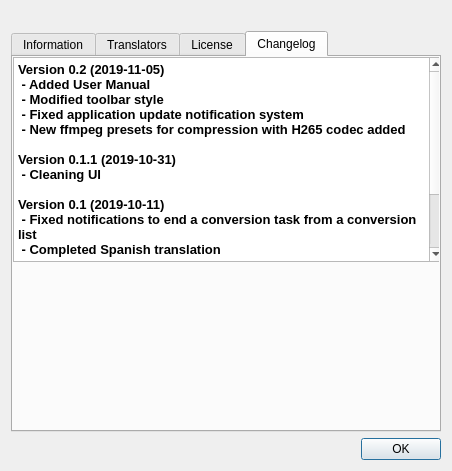
This is ui/aboutdialog.ui in swl-x/MystiQ as Qt 5 draws it before an edit. The edited form follows.
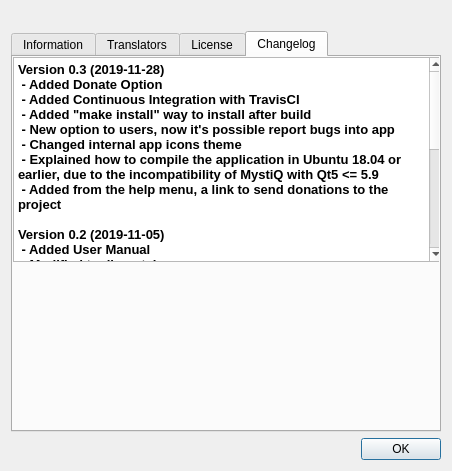
This is the edited form. The open tabs and pages were chosen to show the change. Icons and pictures are not drawn.

Commit message: Added Donate Option.  Added Continuous Integration with TravisCI. Added make install way to install after build. New option to users, now it's possible report bugs into app. Changed internal app icons theme. Explained how to compile the application in Ubuntu 18.04 or earlier, due to the incompatibility of MystiQ with Qt5 <= 5.9. Added from the help menu, a link to send donations to the project

Diff of the .ui file:
```diff
--- a/ui/aboutdialog.ui
+++ b/ui/aboutdialog.ui
@@ -196,11 +196,26 @@
          <height>205</height>
         </rect>
        </property>
+       <property name="frameShadow">
+        <enum>QFrame::Sunken</enum>
+       </property>
+       <property name="lineWidth">
+        <number>0</number>
+       </property>
        <property name="html">
         <string>&lt;!DOCTYPE HTML PUBLIC &quot;-//W3C//DTD HTML 4.0//EN&quot; &quot;http://www.w3.org/TR/REC-html40/strict.dtd&quot;&gt;
 &lt;html&gt;&lt;head&gt;&lt;meta name=&quot;qrichtext&quot; content=&quot;1&quot; /&gt;&lt;style type=&quot;text/css&quot;&gt;
 p, li { white-space: pre-wrap; }
 &lt;/style&gt;&lt;/head&gt;&lt;body style=&quot; font-family:'Fira Sans'; font-size:10pt; font-weight:400; font-style:normal;&quot;&gt;
+&lt;p style=&quot; margin-top:0px; margin-bottom:0px; margin-left:0px; margin-right:0px; -qt-block-indent:0; text-indent:0px;&quot;&gt;&lt;span style=&quot; font-family:'Fira Sans'; font-weight:600;&quot;&gt;Version 0.3 (2019-11-28)&lt;/span&gt;&lt;/p&gt;
+&lt;p style=&quot; margin-top:0px; margin-bottom:0px; margin-left:0px; margin-right:0px; -qt-block-indent:0; text-indent:0px;&quot;&gt;&lt;span style=&quot; font-family:'Fira Sans'; font-weight:600;&quot;&gt; - Added Donate Option&lt;/span&gt;&lt;/p&gt;
+&lt;p style=&quot; margin-top:0px; margin-bottom:0px; margin-left:0px; margin-right:0px; -qt-block-indent:0; text-indent:0px;&quot;&gt;&lt;span style=&quot; font-family:'Fira Sans'; font-weight:600;&quot;&gt; - Added Continuous Integration with TravisCI &lt;/span&gt;&lt;/p&gt;
+&lt;p style=&quot; margin-top:0px; margin-bottom:0px; margin-left:0px; margin-right:0px; -qt-block-indent:0; text-indent:0px;&quot;&gt;&lt;span style=&quot; font-family:'Fira Sans'; font-weight:600;&quot;&gt; - Added &amp;quot;make install&amp;quot; way to install after build&lt;/span&gt;&lt;/p&gt;
+&lt;p style=&quot; margin-top:0px; margin-bottom:0px; margin-left:0px; margin-right:0px; -qt-block-indent:0; text-indent:0px;&quot;&gt;&lt;span style=&quot; font-family:'Fira Sans'; font-weight:600;&quot;&gt; - New option to users, now it's possible report bugs into app&lt;/span&gt;&lt;/p&gt;
+&lt;p style=&quot; margin-top:0px; margin-bottom:0px; margin-left:0px; margin-right:0px; -qt-block-indent:0; text-indent:0px;&quot;&gt;&lt;span style=&quot; font-family:'Fira Sans'; font-weight:600;&quot;&gt; - Changed internal app icons theme&lt;/span&gt;&lt;/p&gt;
+&lt;p style=&quot; margin-top:0px; margin-bottom:0px; margin-left:0px; margin-right:0px; -qt-block-indent:0; text-indent:0px;&quot;&gt;&lt;span style=&quot; font-family:'Fira Sans'; font-weight:600;&quot;&gt; - Explained how to compile the application in Ubuntu 18.04 or earlier, due to the incompatibility of MystiQ with Qt5 &amp;lt;= 5.9&lt;/span&gt;&lt;/p&gt;
+&lt;p style=&quot; margin-top:0px; margin-bottom:0px; margin-left:0px; margin-right:0px; -qt-block-indent:0; text-indent:0px;&quot;&gt;&lt;span style=&quot; font-family:'Fira Sans'; font-weight:600;&quot;&gt; - Added from the help menu, a link to send donations to the project&lt;/span&gt;&lt;/p&gt;
+&lt;p style=&quot;-qt-paragraph-type:empty; margin-top:0px; margin-bottom:0px; margin-left:0px; margin-right:0px; -qt-block-indent:0; text-indent:0px; font-family:'Fira Sans'; font-weight:600;&quot;&gt;&lt;br /&gt;&lt;/p&gt;
 &lt;p style=&quot; margin-top:0px; margin-bottom:0px; margin-left:0px; margin-right:0px; -qt-block-indent:0; text-indent:0px;&quot;&gt;&lt;span style=&quot; font-family:'Fira Sans'; font-weight:600;&quot;&gt;Version 0.2 (2019-11-05)&lt;/span&gt;&lt;/p&gt;
 &lt;p style=&quot; margin-top:0px; margin-bottom:0px; margin-left:0px; margin-right:0px; -qt-block-indent:0; text-indent:0px;&quot;&gt;&lt;span style=&quot; font-family:'Fira Sans'; font-weight:600;&quot;&gt; - Added User Manual&lt;/span&gt;&lt;/p&gt;
 &lt;p style=&quot; margin-top:0px; margin-bottom:0px; margin-left:0px; margin-right:0px; -qt-block-indent:0; text-indent:0px;&quot;&gt;&lt;span style=&quot; font-family:'Fira Sans'; font-weight:600;&quot;&gt; - Modified toolbar style&lt;/span&gt;&lt;/p&gt;
```
Left out of the diff: 16 changed lines with no effect on the pictures. The commit also changes 118 other files.
